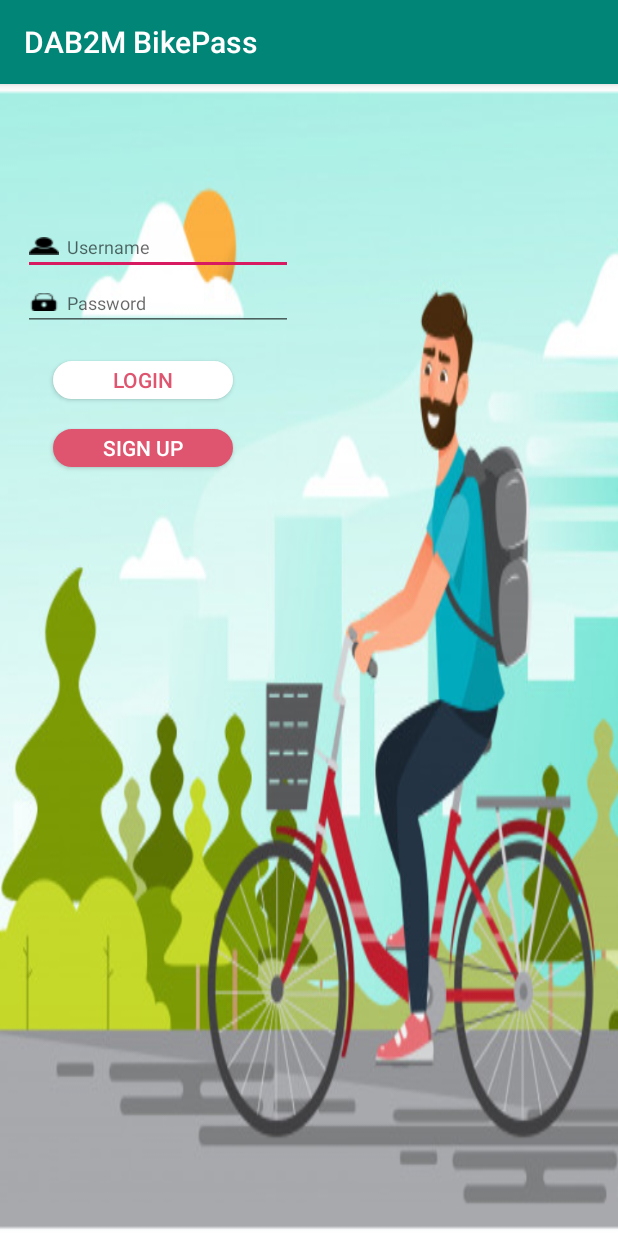
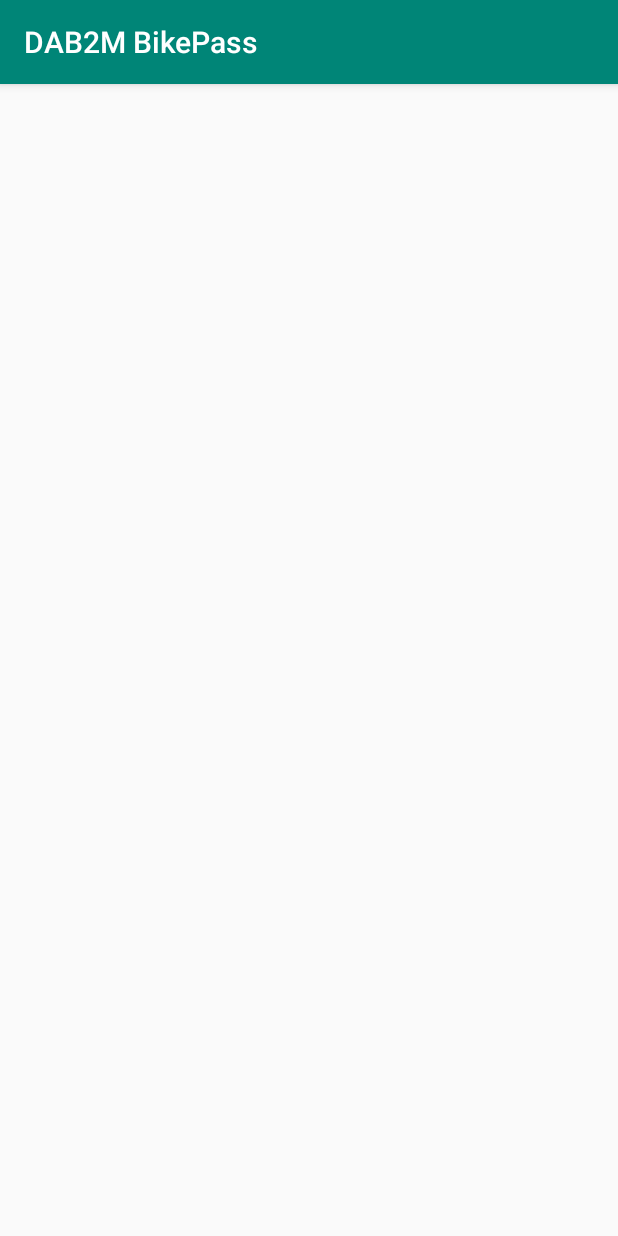
Before and after one commit to dab2m/BikePass_Android, an Android app: the screen it shows after launch (MainActivity before the commit, MainPageActivity after it), after a tap on "LOGIN", on a phone screen of 412 x 824 dp. Run offline under Robolectric (Android 15) with nearby library versions, the phone set to English and light mode, and no system bars.

Commit message:
Created Main Page and updated Login Page

```diff
--- a/app/src/main/AndroidManifest.xml
+++ b/app/src/main/AndroidManifest.xml
@@ -1,7 +1,8 @@
 <?xml version="1.0" encoding="utf-8"?>
 <manifest xmlns:android="http://schemas.android.com/apk/res/android"
     package="com.example.bikepass_android">
-    <uses-permission android:name="android.permission.INTERNET"></uses-permission>
+
+    <uses-permission android:name="android.permission.INTERNET" />
 
     <application
         android:allowBackup="true"
@@ -10,11 +11,12 @@
         android:roundIcon="@mipmap/ic_launcher_round"
         android:supportsRtl="true"
         android:theme="@style/AppTheme">
+        <activity android:name=".activity.MainPageActivity"></activity>
         <activity
             android:name=".activity.SignUpActivity"
             android:label="@string/title_activity_sign_up"
             android:theme="@style/AppTheme.NoActionBar" />
-        <activity android:name=".activity.MainActivity">
+        <activity android:name=".activity.LoginActivity">
             <intent-filter>
                 <action android:name="android.intent.action.MAIN" />
 
--- a/app/src/main/java/com/example/bikepass_android/activity/MainActivity.java
+++ b/app/src/main/java/com/example/bikepass_android/activity/LoginActivity.java
@@ -5,11 +5,14 @@ import android.support.v7.app.AppCompatActivity;
 import android.os.Bundle;
 import android.util.Log;
 import android.view.View;
+import android.widget.Button;
 import android.widget.EditText;
 
 import com.example.bikepass_android.R;
 
-public class MainActivity extends AppCompatActivity {
+public class LoginActivity extends AppCompatActivity implements View.OnClickListener {
+
+    Button buttonLogin;
 
 
     public void loginInput(View view){
@@ -31,6 +34,18 @@ public class MainActivity extends AppCompatActivity {
     @Override
     protected void onCreate(Bundle savedInstanceState) {
         super.onCreate(savedInstanceState);
-        setContentView(R.layout.activity_main);
+        setContentView(R.layout.activity_login);
+
+        buttonLogin = (Button) findViewById(R.id.backtologin);
+        buttonLogin.setOnClickListener(this);
+    }
+
+    @Override
+    public void onClick(View v) {
+        switch (v.getId()) {
+            case R.id.backtologin:
+                startActivity(new Intent(this, MainPageActivity.class));
+                break;
+        }
     }
 }
--- /dev/null
+++ b/app/src/main/java/com/example/bikepass_android/activity/MainPageActivity.java
@@ -0,0 +1,15 @@
+package com.example.bikepass_android.activity;
+
+import android.support.v7.app.AppCompatActivity;
+import android.os.Bundle;
+
+import com.example.bikepass_android.R;
+
+public class MainPageActivity extends AppCompatActivity {
+
+    @Override
+    protected void onCreate(Bundle savedInstanceState) {
+        super.onCreate(savedInstanceState);
+        setContentView(R.layout.activity_main_page);
+    }
+}
--- a/app/src/main/java/com/example/bikepass_android/activity/SignUpActivity.java
+++ b/app/src/main/java/com/example/bikepass_android/activity/SignUpActivity.java
@@ -1,7 +1,5 @@
 package com.example.bikepass_android.activity;
 
-import android.app.ProgressDialog;
-import android.content.Context;
 import android.content.Intent;
 import android.os.AsyncTask;
 import android.os.Bundle;
@@ -10,23 +8,16 @@ import android.util.Log;
 import android.view.View;
 import android.widget.Button;
 import android.widget.EditText;
-import android.widget.Toast;
 
 import com.example.bikepass_android.R;
-
-import org.json.JSONException;
-import org.json.JSONObject;
 
 import java.io.BufferedReader;
 import java.io.IOException;
 import java.io.InputStreamReader;
 import java.io.OutputStreamWriter;
 import java.net.HttpURLConnection;
-import java.net.MalformedURLException;
 import java.net.URL;
 import java.util.concurrent.ExecutionException;
-
-import javax.net.ssl.HttpsURLConnection;
 
 public class SignUpActivity extends AppCompatActivity  implements View.OnClickListener {
 
@@ -37,7 +28,7 @@ public class SignUpActivity extends AppCompatActivity  implements View.OnClickLi
     String code="";
     public void backToMainActivity(View view){
 
-        Intent intent=new Intent(getApplicationContext(),MainActivity.class);
+        Intent intent=new Intent(getApplicationContext(), LoginActivity.class);
         startActivity(intent);
     }
     @Override
--- a/app/src/main/res/layout/activity_main.xml
+++ b/app/src/main/res/layout/activity_login.xml
@@ -5,7 +5,7 @@
     android:id="@+id/LoginLayout"
     android:layout_width="match_parent"
     android:layout_height="match_parent"
-    tools:context=".MainActivity">
+    tools:context=".activity.LoginActivity">
 
     <LinearLayout
         android:layout_width="match_parent"
--- /dev/null
+++ b/app/src/main/res/layout/activity_main_page.xml
@@ -0,0 +1,9 @@
+<?xml version="1.0" encoding="utf-8"?>
+<android.support.constraint.ConstraintLayout xmlns:android="http://schemas.android.com/apk/res/android"
+    xmlns:app="http://schemas.android.com/apk/res-auto"
+    xmlns:tools="http://schemas.android.com/tools"
+    android:layout_width="match_parent"
+    android:layout_height="match_parent"
+    tools:context=".activity.MainPageActivity">
+
+</android.support.constraint.ConstraintLayout>
```
